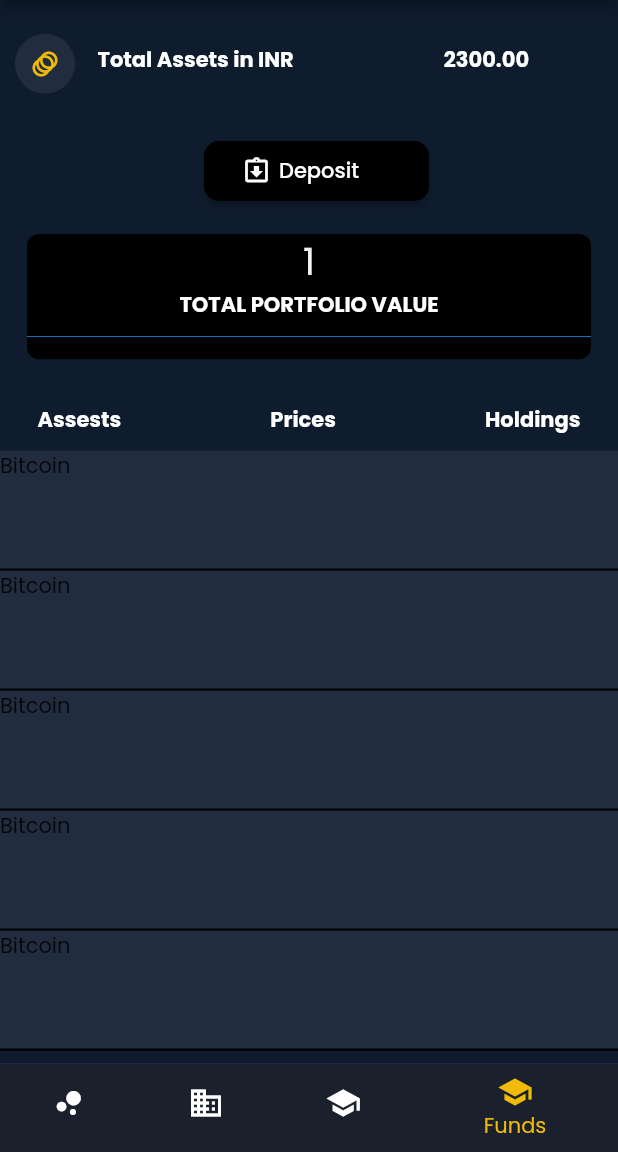
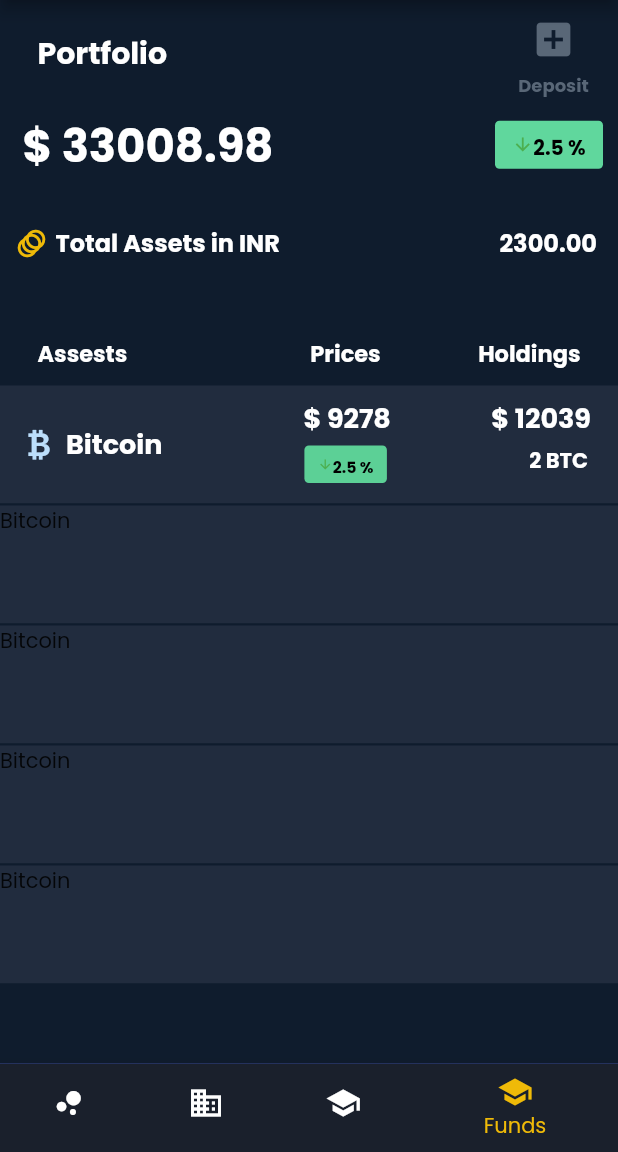
Before and after one commit to Sahil-kachhap/MockTradeX, a Flutter app: the screen it shows after launch, item 4 of the bottom bar chosen, on a phone screen of 412 x 824 dp, the part 84-1236 px from its top. Run offline on Flutter 3.47's test engine with Material 2 defaults, Android fonts, the light colour scheme and no system bars; our stand-ins replace google_fonts, lottie, material_floating_search_bar, webview_flutter; network calls fail.

Commit message:
changed funds

```diff
--- a/lib/Data/Repositories/search_repository.dart
+++ b/lib/Data/Repositories/search_repository.dart
@@ -14,7 +14,8 @@
     for (int i = 0; i < 100; i++) {
       Crypto coin = Crypto.fromJson(data[i]);
       String? s=coin.name;
-      if(s!.toLowerCase().contains(query.toLowerCase())){
+      String? st=coin.symbol;
+      if(s!.toLowerCase().contains(query.toLowerCase()) || st!.toLowerCase().contains(query.toLowerCase())){
         results.add(coin);
       }
     }
--- a/lib/Presentation/Screens/Funds.dart
+++ b/lib/Presentation/Screens/Funds.dart
@@ -21,117 +21,125 @@
       body: Column(
 
         children: [
+          Row(
+            mainAxisAlignment: MainAxisAlignment.spaceBetween,
+            children: [
               Container(
-              padding: EdgeInsets.only(top: 10,left: 10),
-              height: 138,
+                padding: EdgeInsets.only(left: 25,top: 5),
+                child: Text('Portfolio',style: kTickerTextStyle.copyWith(
+                  fontSize: 20,
+                ),),
+              ),
+
+               Container(
+                 padding: EdgeInsets.only(right: 19),
                  child: Column(
                    children: [
-                  Expanded(
+                     IconButton(onPressed: null, icon: Icon(Icons.add_box,color: Color(0xFF596777),)
+                       ,padding: EdgeInsets.only(top: 5),
+                       iconSize: 30,),
+
+                     Text('Deposit',style: kTickerTextStyle.copyWith(
+                         fontSize: 12,
+                         color: Color(0xFF596777)
+                     ),),
+                   ],
+                 ),
+               ),
+            ],
+          ),
+          SizedBox(
+            height: 7,
+          ),
+          Container(
+            padding: EdgeInsets.only(right: 10),
             child: Row(
+              mainAxisAlignment: MainAxisAlignment.spaceBetween,
 
               children: [
 
                 Container(
+
+                  padding: EdgeInsets.only(left: 15,top: 2),
+                  child: Text('\$ 33008.98',style: kTickerTextStyle.copyWith(
+                    fontSize: 30,
+                  ),),
+                ),
+                Container(
+                  width: 72.0,
+                  height: 32,
+                  decoration: BoxDecoration(
+                    color: Color(0xFF60D79D),
+
+                    borderRadius: BorderRadius.all(Radius.circular(3)),
+                  ),
+
+                  padding: const EdgeInsets.all(8.0),
+                  child: Row(
+                    mainAxisAlignment: MainAxisAlignment.center,
+                    children: [
+                      Icon(
+                        //make it center align.
+                            Icons.arrow_downward,
+                        color: Colors.green,
+                        size: 14,
+                      ),
+                      Text(
+                        '2.5 '  + '%',
+                        style: const TextStyle(
+                            fontWeight: FontWeight.bold,
+                            fontSize: 13.5,
+                            color: Colors.black,
+                        ),
+                        textAlign: TextAlign.center,
+                      ),
+                    ],
+                  ),
+                ),
+              ],
+            ),
+          ),
+              //color: Color(0xff1A1E29),
+             SizedBox(
+               height: 30,
+             ),
+      Row(
+      mainAxisAlignment: MainAxisAlignment.spaceBetween,
+        children: [
+
+          Row(
+            children: [
+              Container(
+                padding: EdgeInsets.only(left: 10),
                 child: Icon(
                   Icons.animation,
-                            size: 20.0,
+                  size: 22.0,
                   color: kBottomBarTextActive,
 
                 ),
-                          padding: EdgeInsets.all(10.0),
-                          margin: EdgeInsets.fromLTRB(0, 5.0, 0, 0.0),
-                          decoration: BoxDecoration(
-                            color: kFundTileColor,
-                            borderRadius: BorderRadius.all(Radius.circular(100.0)),
-                          ),
+
               ),
               SizedBox(
-                           width: 15,
+                width: 5,
               ),
               Text('Total Assets in INR'
-                        ,style: kTickerTextStyle),
-                        SizedBox(width: 100),
-                        Text('2300.00',style: kTickerTextStyle)
+                  ,style: kTickerTextStyle.copyWith(
+                      fontSize: 16
+                  )),
             ],
           ),
+
+          Container(
+            padding: EdgeInsets.only(right: 14),
+            child: Text('2300.00',style: kTickerTextStyle.copyWith(
+              fontSize: 16
+            )),
           ),
-                    SizedBox(
-                      height: 20,
-                    ),
-                //  Color(0xff3C4353),
-                  ElevatedButton(
-                    style: ElevatedButton.styleFrom(
-                      primary: Colors.black,
-                      //onPrimary: Colors.white,
-                     // shadowColor: Colors.white,
-                      //elevation: 3,
-                      shape: RoundedRectangleBorder(
-                          borderRadius: BorderRadius.circular(10.0)),
-                      minimumSize: Size(150, 40), //////// HERE
-                    ),
-                    onPressed: () {
-
-                      setState(() {
-                        x=x+20;
-                        //Navigator.push(context, MaterialPageRoute(builder: ))
-                      });
-                    },
-                    child: SizedBox(
-                      width: 100,
-                      child: Row(
-                        children: [
-                          Icon(Icons.assignment_returned_outlined,
-                          color: Colors.white,
-                          size: 20,),
-                          SizedBox(width: 5,),
-                          Text('Deposit'),
         ],
       ),
-                    ),
-                  )
-                ],
-              ),
-              //color: Color(0xff1A1E29),
-            ),
-          Container(
 
-             margin: EdgeInsets.only(top: 18,left: 18,right: 18,bottom: 30),
-            decoration: BoxDecoration(
-              color: Colors.black,
-              borderRadius: BorderRadius.all(Radius.circular(8.0)),
-            ),
-
-             child: Center(
-               child: Column(
-
-                 children: [
-
-                   Text(
-                     x.toString(),style: TextStyle(
-                       fontSize: 25.0,
-                       color: Color(0xffF0F1F4)
-                   ),),
-
-                   Text(
-
-                     'TOTAL PORTFOLIO VALUE',style: kTickerTextStyle),
         SizedBox(
-                     height: 10,
-                   ),
-                   Container(
-                     decoration: BoxDecoration(
-                       border: Border(
-                         bottom: Divider.createBorderSide(context, color:Colors.blue, width: 0.5),
-                       ),
-                     ),
-                   ),
-                   SizedBox(
-                     height: 15,
-                   )
-
-                 ],
-               ),
-             ),
+          height: 50,
         ),
             //  color: Color(0xff191D28),
          Container(
@@ -139,9 +147,25 @@
            child: Row(
              mainAxisAlignment: MainAxisAlignment.spaceBetween,
              children: [
-               Text('Assests',style: kTickerTextStyle,),
-               Text('Prices',style: kTickerTextStyle,),
-               Text('Holdings',style: kTickerTextStyle,),
+               Text('Assests',style: kTickerTextStyle.copyWith(
+                 fontSize: 15
+               ),),
+               Row(
+
+                 children: [
+                   Text('Prices',style: kTickerTextStyle.copyWith(
+                       fontSize: 15
+                   ),),
+                    //an alternative way to to change sized box.
+                    SizedBox(
+                      width: 65,
+                    ),
+                   Text('Holdings',style: kTickerTextStyle.copyWith(
+                       fontSize: 15
+                   ),),
+                 ],
+               ),
+
              ],
            ),
          ),
@@ -149,15 +173,100 @@
             height: 10,
           ),
           Expanded(
-            child: Container(
-             decoration: BoxDecoration(
-               color: kbackgroundColor,
-               borderRadius: BorderRadius.only(topRight: Radius.circular(10),topLeft: Radius.circular(10)),
+            child: ListView(
+                 children: [
+             Container(
+             height: 80,
+
+             child:Row(
+
+
+               children: [
+                 Padding(
+                   padding: const EdgeInsets.fromLTRB(8, 0, 0, 0),
+                   child: CircleAvatar(
+                     backgroundColor: kFundTileColor,
+                     radius: 18.0,
+                     child: Icon(CupertinoIcons.bitcoin,size: 26,
+                     ),
+                   ),
                  ),
 
-             //padding: EdgeInsets.only(left: 5,right: 5),
-              child:ListView(
+                 Padding(
+                   padding: const EdgeInsets.fromLTRB(0, 0, 12, 0),
+                   child: Text('Bitcoin',style: kTickerTextStyle.copyWith(
+                     fontSize: 18
+                   ),)
+                 ),
+                 // box percentage
+                 Column(
                    children: [
+                     Padding(
+                         padding: const EdgeInsets.fromLTRB(82, 8, 12, 0),
+                         child: Text('\$ 9278',style: kTickerTextStyle.copyWith(fontSize: 18),)
+                     ),
+                     Container(
+                          margin: EdgeInsets.only(top: 5,left: 68),
+                       decoration: BoxDecoration(
+                         color: Color(0xFF5CD096),
+                         //backgroundBlendMode: BlendMode.luminosity,
+                         borderRadius: BorderRadius.all(Radius.circular(3)),
+                       ),
+                       width: 55.0,
+                       height: 25,
+                       padding: const EdgeInsets.all(6.0),
+                       child: Row(
+                         mainAxisAlignment: MainAxisAlignment.center,
+                         children: [
+                           Icon(
+                             //make it center align.
+                             Icons.arrow_downward,
+                             color: Colors.green,
+                             size: 10,
+                           ),
+                           Text(
+                             '2.5 '  + '%',
+                             style: const TextStyle(
+                                 fontWeight: FontWeight.bold,
+                                 fontSize: 10.5,
+                                 color: Colors.black),
+                             textAlign: TextAlign.center,
+                           ),
+                         ],
+                       ),
+                     ),
+                     //box percentage
+
+                   ],
+                 ),
+                 Column(
+                   crossAxisAlignment: CrossAxisAlignment.end,
+                   children: [
+                     Padding(
+                         padding: const EdgeInsets.fromLTRB(55, 8, 3, 5),
+                         child: Text('\$ 12039',style: kTickerTextStyle.copyWith(
+                             fontSize: 18
+                         ),)
+                     ),
+                     Padding(
+                         padding: const EdgeInsets.fromLTRB(55, 0, 5, 0),
+                         child: Text('2 BTC',style: kTickerTextStyle.copyWith(
+
+                     ),),),
+                   ],
+                 ),
+
+               ],
+             ),
+               width: double.infinity,
+               decoration: BoxDecoration(
+                 //color: Color(0xff191D28),
+                 color: kFundTileColor,
+                 border: Border(
+                   bottom: Divider.createBorderSide(context, color:kbackgroundColor, width: 1.5),
+                 ),
+               ),
+             ),
 
                    Container(
                      height: 80,
@@ -168,25 +277,11 @@
                        color: kFundTileColor,
 
                        border: Border(
-                         bottom: Divider.createBorderSide(context, color:Colors.black, width: 1.5),
+                         bottom: Divider.createBorderSide(context, color:kbackgroundColor, width: 1.5),
                        ),
                      ),
                    ),
 
-
-               Container(
-               height: 80,
-
-               child:Text('Bitcoin'),
-                 width: double.infinity,
-                 decoration: BoxDecoration(
-                   //color: Color(0xff191D28),
-                   color: kFundTileColor,
-                   border: Border(
-                     bottom: Divider.createBorderSide(context, color:Colors.black, width: 1.5),
-                   ),
-                 ),
-               ),
              Container(
              height: 80,
              //color: Color(0xff191D28),
@@ -196,7 +291,7 @@
                 // color: Color(0xff191D28),
                  color:kFundTileColor,
                  border: Border(
-                     bottom: Divider.createBorderSide(context, color:Colors.black, width: 1.5),
+                   bottom: Divider.createBorderSide(context, color:kbackgroundColor, width: 1.5),
                  ),
                ),
                  ),
@@ -209,7 +304,7 @@
        // color: Color(0xff191D28),
         color: kFundTileColor,
         border: Border(
-            bottom: Divider.createBorderSide(context, color:Colors.black, width: 1.5),
+            bottom: Divider.createBorderSide(context, color:kbackgroundColor, width: 1.5),
         ),
       ),
     ),
@@ -222,12 +317,11 @@
        // color: Color(0xff191D28),
         color: kFundTileColor,
         border: Border(
-            bottom: Divider.createBorderSide(context, color:Colors.black, width: 1.5),
+            bottom: Divider.createBorderSide(context, color:kbackgroundColor, width: 1.5),
         ),
       ),
     )
              ],
-             )
              ),
           ),
         ],
--- a/lib/Presentation/Screens/quick_buy.dart
+++ b/lib/Presentation/Screens/quick_buy.dart
@@ -51,10 +51,14 @@
                       children: <Widget>[
                         Expanded(child:  Container()),
                         const TabBar(
+                          indicatorColor: kBottomBarTextActive,
+                          indicatorSize: TabBarIndicatorSize.label,
                           tabs: [ Text('WatchList 1',style: TextStyle(
                             height: 2,
 
-                          ),),
+                          ),
+
+                          ),
 
 
                             Text('Watchlist 2',
--- a/lib/Presentation/Widgets/search_bar.dart
+++ b/lib/Presentation/Widgets/search_bar.dart
@@ -3,6 +3,7 @@
 import 'package:mock_tradex/Data/Models/crypto.dart';
 import 'package:mock_tradex/Data/Repositories/crypto_repository.dart';
 import 'package:mock_tradex/Data/Repositories/search_repository.dart';
+import 'package:mock_tradex/constants.dart';
 import 'crypto_tile.dart';
 class SearchUser extends SearchDelegate{
   @override
@@ -28,8 +29,10 @@
   Widget buildResults(BuildContext context) {
 
       return Container(
+       color: kbackgroundColor,
         child: FutureBuilder<List<Crypto>>(
           //changed
+
             future: SearchRepository.getCryptoSearch(query: query),
             builder: (context, snapshot) {
               final cryptos = snapshot.data;
@@ -54,12 +57,17 @@
               );
             }),
       );
+
   }
   Widget _buildCryptoTiles(List<Crypto>? cryptos) => ListView.builder(
     itemCount: cryptos!.length,
     itemBuilder: (context, index) {
       final coin = cryptos[index];
-
+        if(query==""){
+          return Container(
+            color: kbackgroundColor,
+          );
+        }
       return
         Column(
           children: [
```
Lines whose indentation alone changed are shown as unchanged.
